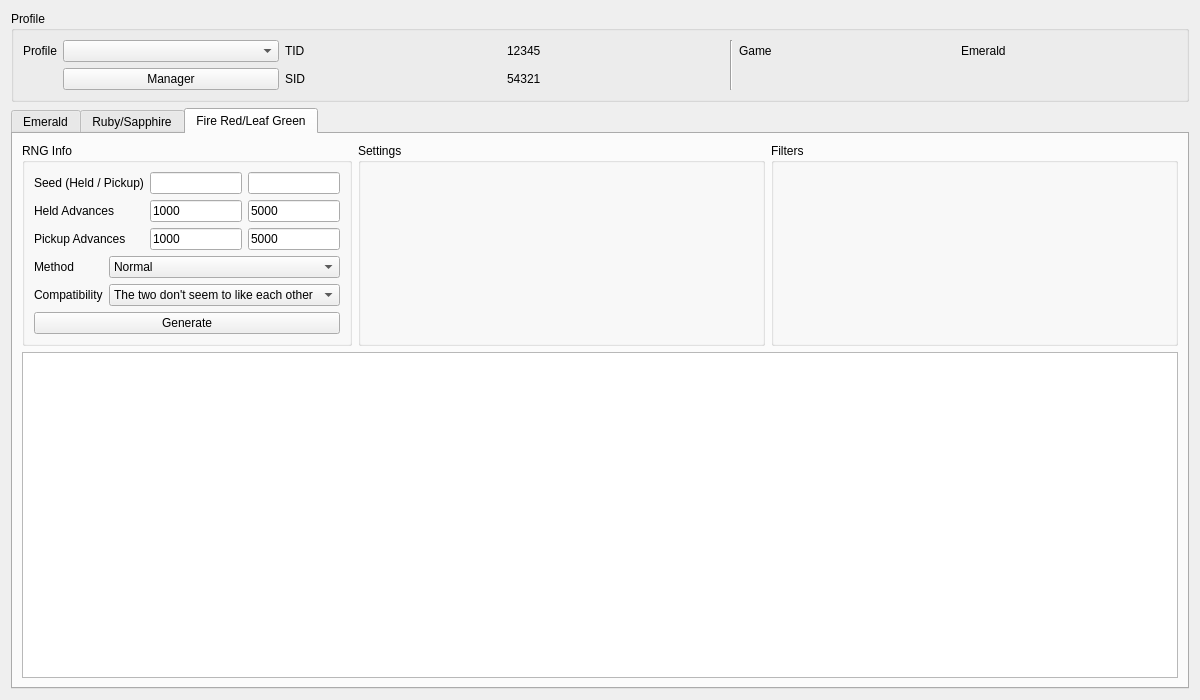
Above: Source/Forms/Gen3/Eggs3.ui from Admiral-Fish/PokeFinder before the change. Below: the same form after it.
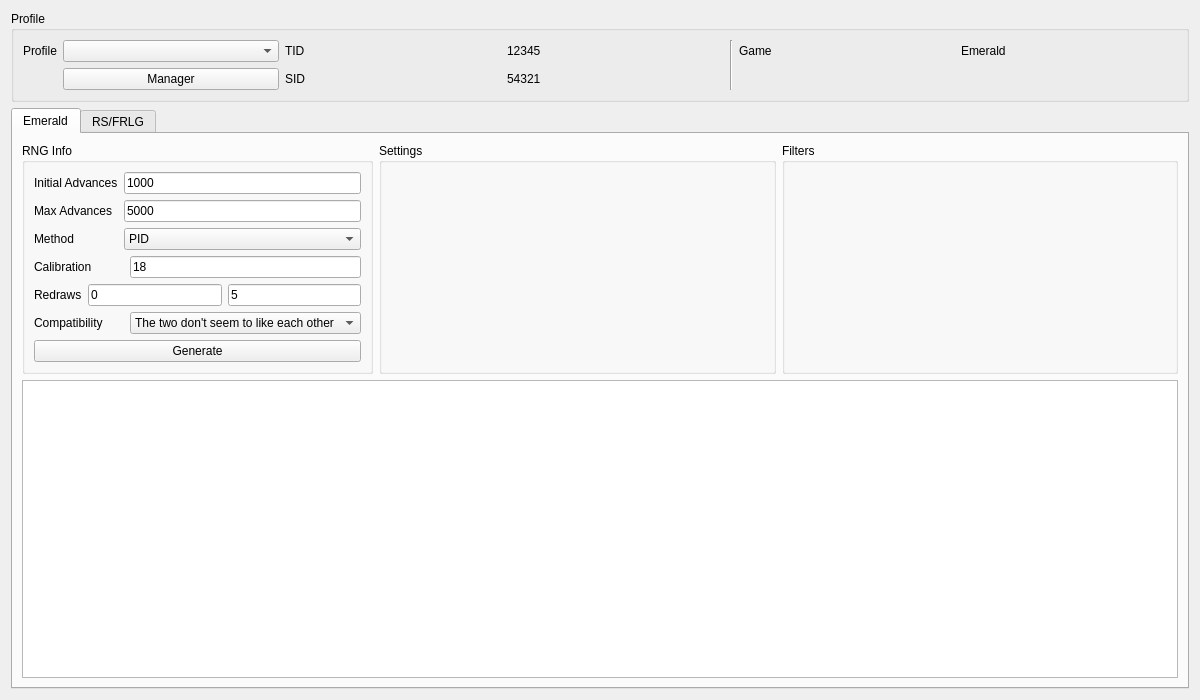
That is the form after the change. The open tabs and pages were chosen to show the change. Custom widgets are drawn as their Qt base class.

Commit message: Merge RS/FRLG egg

```diff
--- a/Source/Forms/Gen3/Eggs3.ui
+++ b/Source/Forms/Gen3/Eggs3.ui
@@ -340,7 +340,7 @@
      </widget>
      <widget class="QWidget" name="tabRS">
       <attribute name="title">
-       <string>Ruby/Sapphire</string>
+       <string>RS/FRLG</string>
       </attribute>
       <layout class="QGridLayout" name="gridLayout_15">
        <item row="0" column="0">
@@ -551,228 +551,7 @@
         </widget>
        </item>
        <item row="1" column="0" colspan="3">
-        <widget class="TableView" name="tableViewRS">
-         <property name="contextMenuPolicy">
-          <enum>Qt::CustomContextMenu</enum>
-         </property>
-         <attribute name="verticalHeaderVisible">
-          <bool>false</bool>
-         </attribute>
-        </widget>
-       </item>
-      </layout>
-     </widget>
-     <widget class="QWidget" name="tabFRLG">
-      <attribute name="title">
-       <string>Fire Red/Leaf Green</string>
-      </attribute>
-      <layout class="QGridLayout" name="gridLayout_16">
-       <item row="0" column="0">
-        <widget class="QGroupBox" name="groupBoxFRLGRNGInfo">
-         <property name="sizePolicy">
-          <sizepolicy hsizetype="Preferred" vsizetype="Preferred">
-           <horstretch>1</horstretch>
-           <verstretch>0</verstretch>
-          </sizepolicy>
-         </property>
-         <property name="title">
-          <string>RNG Info</string>
-         </property>
-         <layout class="QGridLayout" name="gridLayout_12">
-          <item row="0" column="0" colspan="2">
-           <layout class="QGridLayout" name="gridLayout_8">
-            <item row="0" column="0">
-             <widget class="QLabel" name="labelFRLGSeed">
-              <property name="sizePolicy">
-               <sizepolicy hsizetype="Fixed" vsizetype="Preferred">
-                <horstretch>0</horstretch>
-                <verstretch>0</verstretch>
-               </sizepolicy>
-              </property>
-              <property name="text">
-               <string>Seed (Held / Pickup)</string>
-              </property>
-             </widget>
-            </item>
-            <item row="0" column="1">
-             <widget class="TextBox" name="textBoxFRLGSeedHeld"/>
-            </item>
-            <item row="0" column="2">
-             <widget class="TextBox" name="textBoxFRLGSeedPickup"/>
-            </item>
-            <item row="1" column="0">
-             <widget class="QLabel" name="labelFRLGAdvanceHeld">
-              <property name="sizePolicy">
-               <sizepolicy hsizetype="Fixed" vsizetype="Preferred">
-                <horstretch>0</horstretch>
-                <verstretch>0</verstretch>
-               </sizepolicy>
-              </property>
-              <property name="text">
-               <string>Held Advances</string>
-              </property>
-             </widget>
-            </item>
-            <item row="1" column="1">
-             <widget class="TextBox" name="textBoxFRLGInitialAdvancesHeld">
-              <property name="text">
-               <string notr="true">1000</string>
-              </property>
-             </widget>
-            </item>
-            <item row="1" column="2">
-             <widget class="TextBox" name="textBoxFRLGMaxAdvancesHeld">
-              <property name="text">
-               <string notr="true">5000</string>
-              </property>
-             </widget>
-            </item>
-            <item row="2" column="0">
-             <widget class="QLabel" name="labelFRLGPickupAdvance">
-              <property name="sizePolicy">
-               <sizepolicy hsizetype="Fixed" vsizetype="Preferred">
-                <horstretch>0</horstretch>
-                <verstretch>0</verstretch>
-               </sizepolicy>
-              </property>
-              <property name="text">
-               <string>Pickup Advances</string>
-              </property>
-             </widget>
-            </item>
-            <item row="2" column="1">
-             <widget class="TextBox" name="textBoxFRLGInitialAdvancesPickup">
-              <property name="text">
-               <string notr="true">1000</string>
-              </property>
-             </widget>
-            </item>
-            <item row="2" column="2">
-             <widget class="TextBox" name="textBoxFRLGMaxAdvancesPickup">
-              <property name="text">
-               <string notr="true">5000</string>
-              </property>
-             </widget>
-            </item>
-           </layout>
-          </item>
-          <item row="1" column="0">
-           <widget class="QLabel" name="labelFRLGMethod">
-            <property name="sizePolicy">
-             <sizepolicy hsizetype="Fixed" vsizetype="Preferred">
-              <horstretch>0</horstretch>
-              <verstretch>0</verstretch>
-             </sizepolicy>
-            </property>
-            <property name="text">
-             <string>Method</string>
-            </property>
-           </widget>
-          </item>
-          <item row="1" column="1">
-           <widget class="ComboBox" name="comboBoxFRLGMethod">
-            <item>
-             <property name="text">
-              <string>Normal</string>
-             </property>
-            </item>
-            <item>
-             <property name="text">
-              <string>Split</string>
-             </property>
-            </item>
-            <item>
-             <property name="text">
-              <string>Alternate</string>
-             </property>
-            </item>
-            <item>
-             <property name="text">
-              <string>Mixed</string>
-             </property>
-            </item>
-           </widget>
-          </item>
-          <item row="2" column="0">
-           <widget class="QLabel" name="labelFRLGCompatibility">
-            <property name="sizePolicy">
-             <sizepolicy hsizetype="Fixed" vsizetype="Preferred">
-              <horstretch>0</horstretch>
-              <verstretch>0</verstretch>
-             </sizepolicy>
-            </property>
-            <property name="text">
-             <string>Compatibility</string>
-            </property>
-           </widget>
-          </item>
-          <item row="2" column="1">
-           <widget class="ComboBox" name="comboBoxFRLGCompatibility">
-            <item>
-             <property name="text">
-              <string>The two don't seem to like each other</string>
-             </property>
-            </item>
-            <item>
-             <property name="text">
-              <string>The two seem to get along</string>
-             </property>
-            </item>
-            <item>
-             <property name="text">
-              <string>The two seem to get along very well</string>
-             </property>
-            </item>
-           </widget>
-          </item>
-          <item row="3" column="0" colspan="2">
-           <widget class="QPushButton" name="pushButtonFRLGGenerate">
-            <property name="text">
-             <string>Generate</string>
-            </property>
-           </widget>
-          </item>
-         </layout>
-        </widget>
-       </item>
-       <item row="0" column="1">
-        <widget class="QGroupBox" name="groupBoxFRLGSettings">
-         <property name="sizePolicy">
-          <sizepolicy hsizetype="Preferred" vsizetype="Preferred">
-           <horstretch>2</horstretch>
-           <verstretch>0</verstretch>
-          </sizepolicy>
-         </property>
-         <property name="title">
-          <string>Settings</string>
-         </property>
-         <layout class="QGridLayout" name="gridLayout_9">
-          <item row="0" column="0">
-           <widget class="EggSettings" name="eggSettingsFRLG" native="true"/>
-          </item>
-         </layout>
-        </widget>
-       </item>
-       <item row="0" column="2">
-        <widget class="QGroupBox" name="groupBoxFRLGFilter">
-         <property name="sizePolicy">
-          <sizepolicy hsizetype="Preferred" vsizetype="Preferred">
-           <horstretch>2</horstretch>
-           <verstretch>0</verstretch>
-          </sizepolicy>
-         </property>
-         <property name="title">
-          <string>Filters</string>
-         </property>
-         <layout class="QGridLayout" name="gridLayout_10">
-          <item row="0" column="0" rowspan="3" colspan="2">
-           <widget class="Filter" name="filterFRLG" native="true"/>
-          </item>
-         </layout>
-        </widget>
-       </item>
-       <item row="1" column="0" colspan="3">
-        <widget class="TableView" name="tableViewFRLG">
+        <widget class="TableView" name="tableViewRSFRLG">
          <property name="contextMenuPolicy">
           <enum>Qt::CustomContextMenu</enum>
          </property>
```
Left out of the diff: 77 changed lines with no effect on the pictures. The commit also changes 6 other files.
